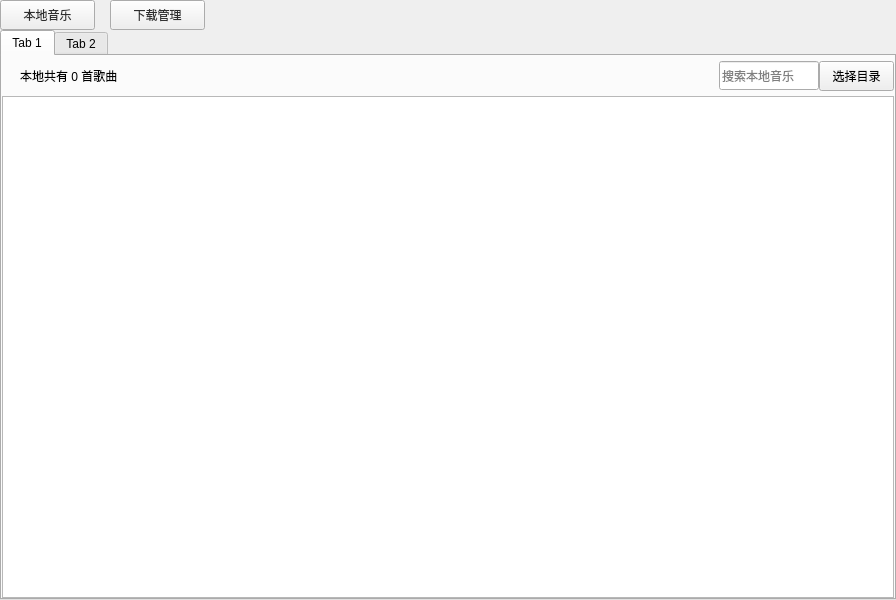
Qt form local_and_download.ui (NanCity/Qt-ffmpeg) before a commit.
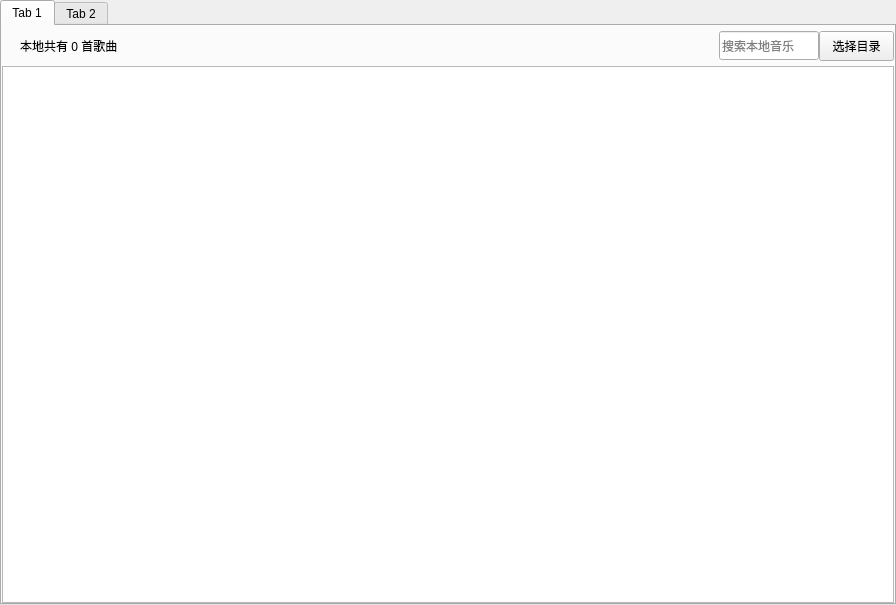
The same form after that commit.

Diff of the .ui file:
```diff
--- a/local_and_download.ui
+++ b/local_and_download.ui
@@ -7,7 +7,7 @@
     <x>0</x>
     <y>0</y>
     <width>896</width>
-    <height>600</height>
+    <height>605</height>
    </rect>
   </property>
   <property name="windowTitle">
@@ -30,95 +30,6 @@
     <number>0</number>
    </property>
    <item row="0" column="0">
-    <layout class="QGridLayout" name="gridLayout">
-     <item row="0" column="0">
-      <widget class="QPushButton" name="btn_LocalMusic">
-       <property name="minimumSize">
-        <size>
-         <width>95</width>
-         <height>30</height>
-        </size>
-       </property>
-       <property name="maximumSize">
-        <size>
-         <width>95</width>
-         <height>30</height>
-        </size>
-       </property>
-       <property name="font">
-        <font>
-         <weight>50</weight>
-         <bold>false</bold>
-        </font>
-       </property>
-       <property name="styleSheet">
-        <string notr="true">color: rgb(45, 45, 45);</string>
-       </property>
-       <property name="text">
-        <string>本地音乐</string>
-       </property>
-      </widget>
-     </item>
-     <item row="0" column="1">
-      <spacer name="horizontalSpacer">
-       <property name="orientation">
-        <enum>Qt::Horizontal</enum>
-       </property>
-       <property name="sizeType">
-        <enum>QSizePolicy::Maximum</enum>
-       </property>
-       <property name="sizeHint" stdset="0">
-        <size>
-         <width>15</width>
-         <height>20</height>
-        </size>
-       </property>
-      </spacer>
-     </item>
-     <item row="0" column="2">
-      <widget class="QPushButton" name="btn_Download">
-       <property name="minimumSize">
-        <size>
-         <width>95</width>
-         <height>30</height>
-        </size>
-       </property>
-       <property name="maximumSize">
-        <size>
-         <width>95</width>
-         <height>30</height>
-        </size>
-       </property>
-       <property name="font">
-        <font>
-         <weight>50</weight>
-         <bold>false</bold>
-        </font>
-       </property>
-       <property name="styleSheet">
-        <string notr="true">color: rgb(45, 45, 45);</string>
-       </property>
-       <property name="text">
-        <string>下载管理</string>
-       </property>
-      </widget>
-     </item>
-     <item row="0" column="3">
-      <spacer name="horizontalSpacer_3">
-       <property name="orientation">
-        <enum>Qt::Horizontal</enum>
-       </property>
-       <property name="sizeHint" stdset="0">
-        <size>
-         <width>40</width>
-         <height>20</height>
-        </size>
-       </property>
-      </spacer>
-     </item>
-    </layout>
-   </item>
-   <item row="1" column="0">
     <widget class="QTabWidget" name="tab_Widget">
      <property name="currentIndex">
       <number>0</number>
```
